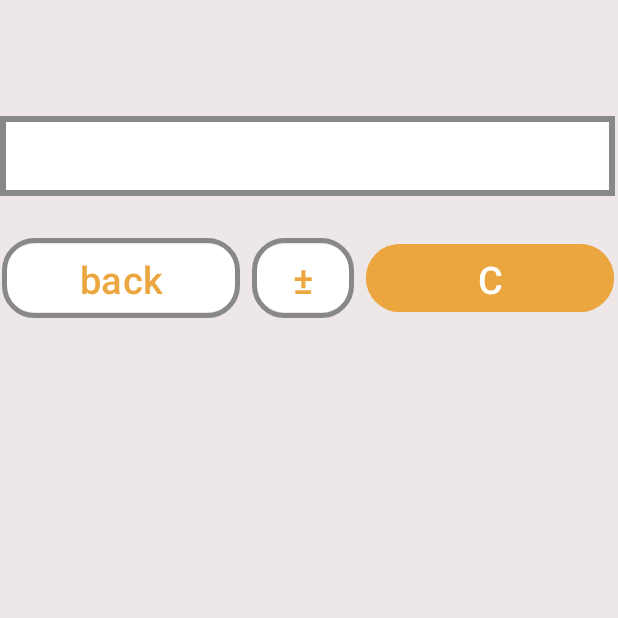
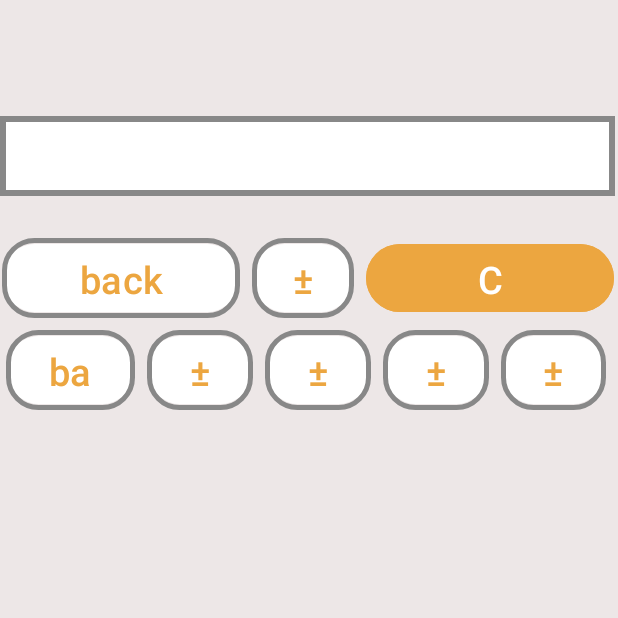
Before and after one commit to SoTokcuk/Calculator, an Android app: the screen it shows after launch (MainActivity), on a phone screen of 412 x 824 dp, the top half of it. Run offline under Robolectric (Android 15) with nearby library versions, the phone set to English and light mode, and no system bars.

Commit message:
new layout with buttons

```diff
--- a/app/src/main/res/layout/activity_main.xml
+++ b/app/src/main/res/layout/activity_main.xml
@@ -31,6 +31,7 @@
         app:layout_constraintTop_toTopOf="parent" />
 
     <LinearLayout
+        android:id="@+id/linearLayout"
         android:layout_width="408dp"
         android:layout_height="53dp"
         android:layout_marginTop="28dp"
@@ -44,24 +45,24 @@
             android:id="@+id/button2"
             android:layout_width="wrap_content"
             android:layout_height="match_parent"
+            android:layout_marginEnd="8dp"
             android:layout_weight="1"
-            android:textSize="25sp"
             android:backgroundTint="@color/white"
+            android:foreground="@drawable/button_border"
+            android:text="@string/back"
             android:textColor="@color/btn_orange"
-            android:layout_marginEnd="8dp"
-            android:foreground="@drawable/button_border"
-            android:text="@string/back" />
+            android:textSize="25sp" />
 
         <Button
             android:id="@+id/button3"
             android:layout_width="12dp"
             android:layout_height="match_parent"
+            android:layout_marginEnd="8dp"
             android:layout_weight="1"
+            android:backgroundTint="@color/white"
+            android:foreground="@drawable/button_border"
             android:text="@string/plusminus"
-            android:foreground="@drawable/button_border"
-            android:backgroundTint="@color/white"
             android:textColor="@color/btn_orange"
-            android:layout_marginEnd="8dp"
             android:textSize="25sp" />
 
         <Button
@@ -70,8 +71,80 @@
             android:layout_height="match_parent"
             android:layout_weight="1"
             android:backgroundTint="@color/btn_orange"
-            android:textSize="25sp"
-            android:text="@string/clear" />
+            android:text="@string/clear"
+            android:textSize="25sp" />
+    </LinearLayout>
+
+    <LinearLayout
+        android:layout_width="408dp"
+        android:layout_height="53dp"
+        android:layout_marginTop="8dp"
+        android:orientation="horizontal"
+        app:layout_constraintEnd_toEndOf="parent"
+        app:layout_constraintHorizontal_bias="1.0"
+        app:layout_constraintStart_toStartOf="parent"
+        app:layout_constraintTop_toBottomOf="@+id/linearLayout">
+
+        <Button
+            android:id="@+id/button5"
+            android:layout_width="wrap_content"
+            android:layout_height="match_parent"
+            android:layout_marginEnd="8dp"
+            android:layout_weight="1"
+            android:backgroundTint="@color/white"
+            android:foreground="@drawable/button_border"
+            android:text="@string/back"
+            android:textColor="@color/btn_orange"
+            android:textSize="25sp" />
+
+        <Button
+            android:id="@+id/button6"
+            android:layout_width="wrap_content"
+            android:layout_height="match_parent"
+            android:layout_marginEnd="8dp"
+            android:layout_weight="1"
+            android:backgroundTint="@color/white"
+            android:foreground="@drawable/button_border"
+            android:text="@string/plusminus"
+            android:textColor="@color/btn_orange"
+            android:textSize="25sp" />
+
+        <Button
+            android:id="@+id/button6"
+            android:layout_width="wrap_content"
+            android:layout_height="match_parent"
+            android:layout_marginEnd="8dp"
+            android:layout_weight="1"
+            android:backgroundTint="@color/white"
+            android:foreground="@drawable/button_border"
+            android:text="@string/plusminus"
+            android:textColor="@color/btn_orange"
+            android:textSize="25sp" />
+
+        <Button
+            android:id="@+id/button8"
+            android:layout_width="wrap_content"
+            android:layout_height="match_parent"
+            android:layout_marginEnd="8dp"
+            android:layout_weight="1"
+            android:backgroundTint="@color/white"
+            android:foreground="@drawable/button_border"
+            android:text="@string/plusminus"
+            android:textColor="@color/btn_orange"
+            android:textSize="25sp" />
+
+        <Button
+            android:id="@+id/button9"
+            android:layout_width="wrap_content"
+            android:layout_height="match_parent"
+            android:layout_marginEnd="8dp"
+            android:layout_weight="1"
+            android:backgroundTint="@color/white"
+            android:foreground="@drawable/button_border"
+            android:text="@string/plusminus"
+            android:textColor="@color/btn_orange"
+            android:textSize="25sp" />
+
     </LinearLayout>
 
 </androidx.constraintlayout.widget.ConstraintLayout>
```
